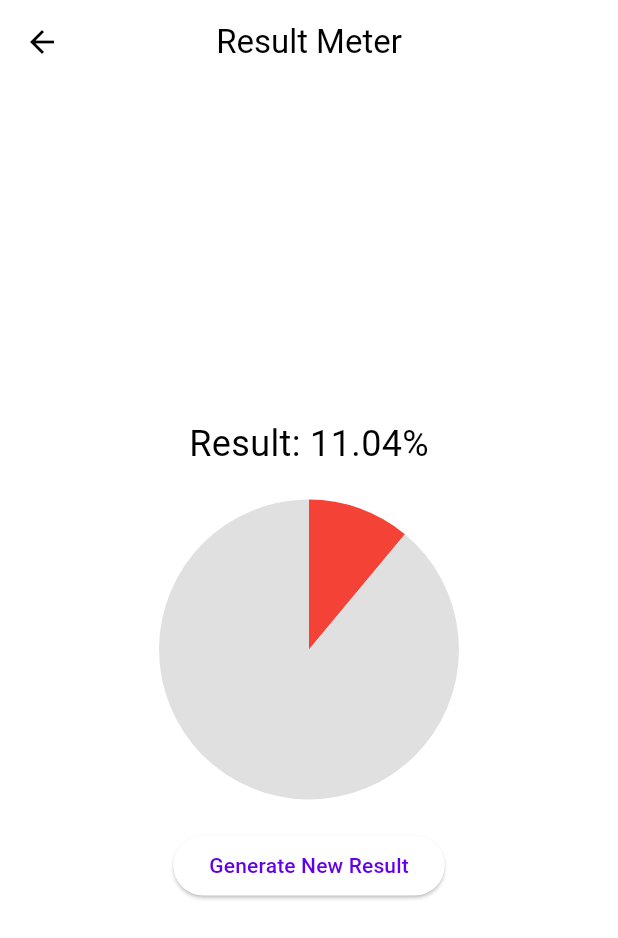
After one commit to Shivansh722/the_pocket_money, a Flutter app: the ResultMeterScreen screen opened directly, after a tap on "Generate New Result", on a phone screen of 412 x 824 dp. The commit adds this screen. Shown: the top 938 px of the screen. Run offline on Flutter 3.47's test engine with Material 3 defaults, Android fonts, the phone set to English and light mode, and no system bars; our stand-ins replace dotted_border, flutter_onboarding_slider, geocoding, geolocator, image_picker, permission_handler; missing offline and left inert: fluent_ui, flutter_sound, navbar_router, textfield_tags; Roboto replaces fonts that are missing (Hind, Montserrat).

```diff
--- a/lib/main.dart
+++ b/lib/main.dart
@@ -1,11 +1,13 @@
 import 'package:flutter/material.dart';
 import 'package:pocket_money/core/themes.dart';
+import 'package:pocket_money/src/presentation/screens/form/form.dart';
 import 'package:pocket_money/src/presentation/screens/splash_page.dart';
 import 'package:pocket_money/src/presentation/screens/notification_page.dart';
 import 'package:pocket_money/src/presentation/screens/home/the_og_home_page.dart';
-import 'package:pocket_money/src/presentation/screens/form/form.dart';
+
 
 void main() {
+
   runApp(const MyApp());
 }
 
--- a/lib/src/presentation/screens/fln_pages/fluency_check_page.dart
+++ b/lib/src/presentation/screens/fln_pages/fluency_check_page.dart
@@ -4,6 +4,8 @@ import 'package:http/http.dart' as http;
 import 'package:path_provider/path_provider.dart';
 import 'package:flutter_sound/flutter_sound.dart';
 import 'package:permission_handler/permission_handler.dart';
+import 'package:pocket_money/src/presentation/screens/fln_pages/result.dart';
+ // Import the next screen
 
 class AudioRecorder extends StatefulWidget {
   @override
@@ -120,23 +122,51 @@ class _AudioRecorderState extends State<AudioRecorder> {
 
  Future<void> _uploadRecording() async {
     if (_filePath.isNotEmpty) {
-      var uri = Uri.parse('http://0.0.0.0:8000/fluency');
+        final file = File(_filePath);
+
+        if (await file.exists()) {
+            print('File exists at $_filePath');
+
+            try {
+                var uri = Uri.parse('http://10.9.15.155:8000/fluency');
                 var request = http.MultipartRequest('POST', uri)
-        ..files.add(await http.MultipartFile.fromPath('audio', _filePath));
+                  ..files.add(await http.MultipartFile.fromPath('file', _filePath)); // Ensure the field name is 'file'
+
                 var response = await request.send();
+
                 if (response.statusCode == 200) {
                     print('File uploaded successfully');
+                    var responseBody = await response.stream.bytesToString();
+                    print('Response body: $responseBody');
                 } else {
-        print('Failed to upload file');
+                    print('Failed to upload file, status code: ${response.statusCode}');
+                    var responseBody = await response.stream.bytesToString();
+                    print('Response body: $responseBody');
+                }
+            } catch (e) {
+                print('Error uploading file: $e');
+            }
+        } else {
+            print('File not found at path: $_filePath');
+        }
+    } else {
+        print('File path is empty');
     }
 }
-  }
+
 
   void _retest() {
     setState(() {
       _filePath = '';
     });
     _startRecording();
+  }
+
+  void _navigateToNextScreen() {
+    Navigator.push(
+      context,
+      MaterialPageRoute(builder: (context) => ResultMeterScreen()),
+    );
   }
 
   @override
@@ -174,6 +204,10 @@ class _AudioRecorderState extends State<AudioRecorder> {
               onPressed: _uploadRecording,
               child: Text('Upload Recording'),
             ),
+            ElevatedButton(
+              onPressed: _navigateToNextScreen,
+              child: Text('Submit'),
+            ),
           ],
           if (!_isRecording) ...[
             ElevatedButton(
--- /dev/null
+++ b/lib/src/presentation/screens/fln_pages/result.dart
@@ -0,0 +1,110 @@
+import 'dart:math';
+import 'package:flutter/material.dart';
+
+class ResultMeterScreen extends StatefulWidget {
+  @override
+  _ResultMeterScreenState createState() => _ResultMeterScreenState();
+}
+
+class _ResultMeterScreenState extends State<ResultMeterScreen> {
+  double _result = 0.0;
+  Color _meterColor = Colors.green;
+
+  @override
+  void initState() {
+    super.initState();
+    _generateRandomResult();
+  }
+
+  void _generateRandomResult() {
+    final random = Random();
+    setState(() {
+      _result = random.nextDouble() * 100; // Random value between 0 and 100
+      _meterColor = _getMeterColor(_result);
+    });
+  }
+
+  Color _getMeterColor(double result) {
+    if (result < 33) {
+      return Colors.red;
+    } else if (result < 66) {
+      return Colors.yellow;
+    } else {
+      return Colors.green;
+    }
+  }
+
+  @override
+  Widget build(BuildContext context) {
+    return Scaffold(
+      appBar: AppBar(
+        title: Text('Result Meter'),
+        centerTitle: true,
+      ),
+      body: Center(
+        child: Column(
+          mainAxisAlignment: MainAxisAlignment.center,
+          children: [
+            Text(
+              'Result: ${_result.toStringAsFixed(2)}%',
+              style: TextStyle(fontSize: 24),
+            ),
+            SizedBox(height: 20),
+            Container(
+              width: 200,
+              height: 200,
+              child: CustomPaint(
+                painter: MeterPainter(_result, _meterColor),
+              ),
+            ),
+            SizedBox(height: 20),
+            ElevatedButton(
+              onPressed: _generateRandomResult,
+              child: Text('Generate New Result'),
+            ),
+          ],
+        ),
+      ),
+    );
+  }
+}
+
+class MeterPainter extends CustomPainter {
+  final double result;
+  final Color color;
+
+  MeterPainter(this.result, this.color);
+
+  @override
+  void paint(Canvas canvas, Size size) {
+    Paint paint = Paint()
+      ..color = color
+      ..style = PaintingStyle.fill;
+
+    double angle = (result / 100) * 2 * pi;
+    Offset center = Offset(size.width / 2, size.height / 2);
+    double radius = min(size.width / 2, size.height / 2);
+
+    canvas.drawArc(
+      Rect.fromCircle(center: center, radius: radius),
+      -pi / 2,
+      angle,
+      true,
+      paint,
+    );
+
+    paint.color = Colors.grey.shade300;
+    canvas.drawArc(
+      Rect.fromCircle(center: center, radius: radius),
+      -pi / 2 + angle,
+      2 * pi - angle,
+      true,
+      paint,
+    );
+  }
+
+  @override
+  bool shouldRepaint(CustomPainter oldDelegate) {
+    return true;
+  }
+}
--- a/pubspec.yaml
+++ b/pubspec.yaml
@@ -50,8 +50,9 @@ dependencies:
   permission_handler:
   http:
 
+  record_mp3:
+
   flutter_typeahead:
-  textfield_tags:
 
 dev_dependencies:
   flutter_test:
```
Also changed, not shown: pubspec.lock. Lines whose indentation alone changed are shown as unchanged.
